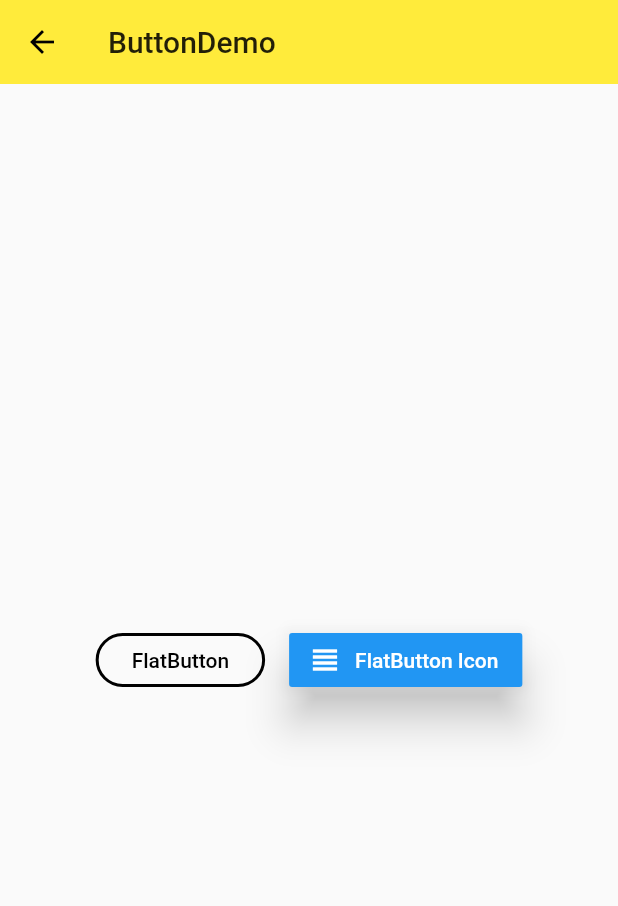
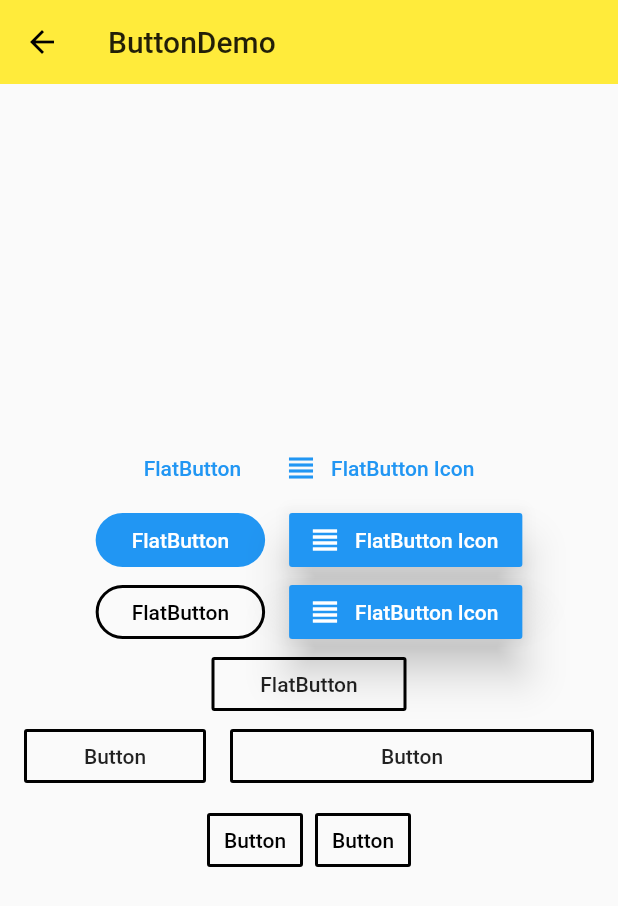
Before and after one commit to CainLynn/flutter_study, a Flutter app: the screen it shows after launch, after a tap on "ButtonDemo", on a phone screen of 412 x 824 dp. Shown: the top 906 px of the screen. Run offline on Flutter 3.47's test engine with Material 2 defaults, Android fonts, the phone set to English and light mode, and no system bars.

Commit message:
button demo

```diff
--- /dev/null
+++ b/lib/demo/button_demo.dart
@@ -0,0 +1,220 @@
+import 'package:flutter/material.dart';
+
+class ButtonDemo extends StatelessWidget {
+
+  @override
+  Widget build(BuildContext context) {
+    // Cain 扁平化按钮
+    final Widget flatButtonDemo = Row(
+      mainAxisAlignment: MainAxisAlignment.center,
+      children: <Widget>[
+        FlatButton(
+          child: Text("FlatButton"),
+          splashColor: Colors.grey,
+          textColor: Theme.of(context).accentColor,
+          onPressed: () => {},
+        ),
+        FlatButton.icon(
+          label: Text("FlatButton Icon"),
+          icon: Icon(Icons.view_headline),
+          splashColor: Colors.grey,
+          textColor: Theme.of(context).accentColor,
+          onPressed: () => {},
+        ),
+      ],
+    );
+    // Cain 凸起的按钮
+    final Widget raisedButton = Row(
+      mainAxisAlignment: MainAxisAlignment.center,
+      children: <Widget>[
+        Theme(
+          data: Theme.of(context).copyWith(
+            buttonColor: Theme.of(context).accentColor,
+            buttonTheme: ButtonThemeData(
+              textTheme: ButtonTextTheme.primary,
+              // Cain 斜角矩形
+              // shape: BeveledRectangleBorder(
+              //   borderRadius: BorderRadius.circular(10)
+              // )
+              shape: StadiumBorder(
+              )
+            )
+          ),
+          child: RaisedButton(
+            child: Text("FlatButton"),
+            onPressed: () => {},
+            elevation: 0,
+          ),
+        ),
+        // RaisedButton(
+        //   child: Text("FlatButton"),
+        //   splashColor: Colors.grey,
+        //   textColor: Theme.of(context).accentColor,
+        //   onPressed: () => {},
+        //   elevation: 0,
+        // ),
+        SizedBox(width: 16,),
+        RaisedButton.icon(
+          label: Text("FlatButton Icon"),
+          icon: Icon(Icons.view_headline),
+          splashColor: Colors.grey,
+          color: Theme.of(context).accentColor,
+          textColor: Colors.white,
+          onPressed: () => {},
+          elevation: 12,
+        ),
+      ],
+    );
+
+    // Cain 描边按钮
+    final Widget outlineButton = Row(
+      mainAxisAlignment: MainAxisAlignment.center,
+      children: <Widget>[
+        Theme(
+          data: Theme.of(context).copyWith(
+            buttonColor: Theme.of(context).accentColor,
+            buttonTheme: ButtonThemeData(
+              textTheme: ButtonTextTheme.primary,
+              // Cain 斜角矩形
+              // shape: BeveledRectangleBorder(
+              //   borderRadius: BorderRadius.circular(10)
+              // )
+              shape: StadiumBorder(
+              )
+            )
+          ),
+          child: OutlineButton(
+            child: Text("FlatButton"),
+            onPressed: () => {},
+            // Cain 描边颜色
+            borderSide: BorderSide(
+              color: Colors.black,
+              width: 2,
+            ),
+            // highlightColor: Colors.grey,
+          ),
+        ),
+        SizedBox(width: 16,),
+        RaisedButton.icon(
+          label: Text("FlatButton Icon"),
+          icon: Icon(Icons.view_headline),
+          splashColor: Colors.grey,
+          color: Theme.of(context).accentColor,
+          textColor: Colors.white,
+          onPressed: () => {},
+          elevation: 12,
+        ),
+      ],
+    );
+
+    final Widget fixedButton = Row(
+      mainAxisAlignment: MainAxisAlignment.center,
+      children: <Widget>[
+        Container(
+          width: 130,
+          child: OutlineButton(
+            child: Text("FlatButton"),
+            onPressed: () => {},
+            // Cain 描边颜色
+            borderSide: BorderSide(
+              color: Colors.black,
+              width: 2,
+            ),
+            // highlightColor: Colors.grey,
+          ),
+        )
+      ],
+    );
+
+    final Widget expandedButton = Row(
+      mainAxisAlignment: MainAxisAlignment.center,
+      children: <Widget>[
+        Expanded(
+          child: OutlineButton(
+            child: Text("Button"),
+            onPressed: () => {},
+            // Cain 描边颜色
+            borderSide: BorderSide(
+              color: Colors.black,
+              width: 2,
+            ),
+            // highlightColor: Colors.grey,
+          ),
+        ),
+        SizedBox(width: 16,),
+        Expanded(
+          flex: 2,
+          child: OutlineButton(
+            child: Text("Button"),
+            onPressed: () => {},
+            // Cain 描边颜色
+            borderSide: BorderSide(
+              color: Colors.black,
+              width: 2,
+            ),
+            // highlightColor: Colors.grey,
+          ),
+        ),
+      ],
+    );
+
+    final Widget buttonBar = Row(
+      mainAxisAlignment: MainAxisAlignment.center,
+      children: <Widget>[
+        Theme(
+          data: Theme.of(context).copyWith(
+            buttonTheme: ButtonThemeData(
+              padding: EdgeInsets.symmetric(horizontal: 32)
+            )
+          ),
+          child:
+            ButtonBar(
+              children: <Widget>[
+                OutlineButton(
+                  child: Text("Button"),
+                  onPressed: () => {},
+                  // Cain 描边颜色
+                  borderSide: BorderSide(
+                    color: Colors.black,
+                    width: 2,
+                  ),
+                  // highlightColor: Colors.grey,
+                ),
+                OutlineButton(
+                  child: Text("Button"),
+                  onPressed: () => {},
+                  // Cain 描边颜色
+                  borderSide: BorderSide(
+                    color: Colors.black,
+                    width: 2,
+                  ),
+                  // highlightColor: Colors.grey,
+                )
+              ],
+            ),
+        )
+      ],
+    );
+
+    return Scaffold(
+      appBar: AppBar(
+        title: Text("ButtonDemo"),
+        elevation: 0,
+      ),
+      body: Container(
+        padding: EdgeInsets.all(16),
+        child: Column(
+          mainAxisAlignment: MainAxisAlignment.center,
+          children: <Widget>[
+            flatButtonDemo,
+            raisedButton,
+            outlineButton,
+            fixedButton,
+            expandedButton,
+            buttonBar
+          ],
+        ),
+      ),
+    );
+  }
+}
--- a/lib/demo/material_components.dart
+++ b/lib/demo/material_components.dart
@@ -1,4 +1,7 @@
 import 'package:flutter/material.dart';
+import 'button_demo.dart';
+import 'floating_action_button_demo.dart';
+import 'popup_menu_button_demo.dart';
 
 class MaterialComponents extends StatelessWidget {
   const MaterialComponents({Key key}) : super(key: key);
@@ -13,6 +16,10 @@ class MaterialComponents extends StatelessWidget {
       body: ListView(
         children: <Widget>[
           ListItem(
+            title: "PopMenuButtonDemo",
+            page: PopupMenuButtonDemo(),
+          ),
+          ListItem(
             title: "FloatingActionButton",
             page: FloatingActionButtonDemo(),
           ),
@@ -26,136 +33,13 @@ class MaterialComponents extends StatelessWidget {
   }
 }
 
-class ButtonDemo extends StatelessWidget {
-
-  @override
-  Widget build(BuildContext context) {
-    // Cain 扁平化按钮
-    final Widget flatButtonDemo = Row(
-      mainAxisAlignment: MainAxisAlignment.center,
-      children: <Widget>[
-        FlatButton(
-          child: Text("FlatButton"),
-          splashColor: Colors.grey,
-          textColor: Theme.of(context).accentColor,
-          onPressed: () => {},
-        ),
-        FlatButton.icon(
-          label: Text("FlatButton Icon"),
-          icon: Icon(Icons.view_headline),
-          splashColor: Colors.grey,
-          textColor: Theme.of(context).accentColor,
-          onPressed: () => {},
-        ),
-      ],
-    );
-    // Cain 凸起的按钮
-    final Widget raisedButton = Row(
-      mainAxisAlignment: MainAxisAlignment.center,
-      children: <Widget>[
-        Theme(
-          data: Theme.of(context).copyWith(
-            buttonColor: Theme.of(context).accentColor,
-            buttonTheme: ButtonThemeData(
-              textTheme: ButtonTextTheme.primary,
-              // Cain 斜角矩形
-              // shape: BeveledRectangleBorder(
-              //   borderRadius: BorderRadius.circular(10)
-              // )
-              shape: StadiumBorder(
-              )
-            )
-          ),
-          child: RaisedButton(
-            child: Text("FlatButton"),
-            onPressed: () => {},
-            elevation: 0,
-          ),
-        ),
-        // RaisedButton(
-        //   child: Text("FlatButton"),
-        //   splashColor: Colors.grey,
-        //   textColor: Theme.of(context).accentColor,
-        //   onPressed: () => {},
-        //   elevation: 0,
-        // ),
-        SizedBox(width: 16,),
-        RaisedButton.icon(
-          label: Text("FlatButton Icon"),
-          icon: Icon(Icons.view_headline),
-          splashColor: Colors.grey,
-          color: Theme.of(context).accentColor,
-          textColor: Colors.white,
-          onPressed: () => {},
-          elevation: 12,
-        ),
-      ],
-    );
-    // Cain 描边按钮
-    final Widget outlineButton = Row(
-      mainAxisAlignment: MainAxisAlignment.center,
-      children: <Widget>[
-        Theme(
-          data: Theme.of(context).copyWith(
-            buttonColor: Theme.of(context).accentColor,
-            buttonTheme: ButtonThemeData(
-              textTheme: ButtonTextTheme.primary,
-              // Cain 斜角矩形
-              // shape: BeveledRectangleBorder(
-              //   borderRadius: BorderRadius.circular(10)
-              // )
-              shape: StadiumBorder(
-              )
-            )
-          ),
-          child: OutlineButton(
-            child: Text("FlatButton"),
-            onPressed: () => {},
-            // Cain 描边颜色
-            borderSide: BorderSide(
-              color: Colors.black,
-              width: 2,
-            ),
-            // highlightColor: Colors.grey,
-          ),
-        ),
-        SizedBox(width: 16,),
-        RaisedButton.icon(
-          label: Text("FlatButton Icon"),
-          icon: Icon(Icons.view_headline),
-          splashColor: Colors.grey,
-          color: Theme.of(context).accentColor,
-          textColor: Colors.white,
-          onPressed: () => {},
-          elevation: 12,
-        ),
-      ],
-    );
-
-    return Scaffold(
-      appBar: AppBar(
-        title: Text("ButtonDemo"),
-        elevation: 0,
-      ),
-      body: Container(
-        padding: EdgeInsets.all(16),
-        child: Column(
-          mainAxisAlignment: MainAxisAlignment.center,
-          children: <Widget>[
-            outlineButton,
-          ],
-        ),
-      ),
-    );
-  }
-}
 class WidgetDemo extends StatelessWidget {
 
   @override
   Widget build(BuildContext context) {
     return Scaffold(
       appBar: AppBar(
-        title: Text("ButtonDemo"),
+        title: Text("WidgetDemo"),
         elevation: 0,
       ),
       body: Container(
@@ -166,47 +50,6 @@ class WidgetDemo extends StatelessWidget {
 
           ],
         ),
-      ),
-    );
-  }
-}
-
-class FloatingActionButtonDemo extends StatelessWidget {
-
-  final Widget _floatingActionButton = FloatingActionButton(
-
-    child: Icon(Icons.add),
-    backgroundColor: Colors.black87,
-    elevation: 0,
-    // shape: BeveledRectangleBorder(
-    //   borderRadius: BorderRadius.circular(30)
-    // ),
-    onPressed: () {
-
-    },
-  );
-
-  final Widget _floatingActionButtonExtended = FloatingActionButton.extended(
-    icon: Icon(Icons.add),
-    label: Text("Add"),
-    onPressed: () {},
-  );
-
-  @override
-  Widget build(BuildContext context) {
-    // TODO: implement build
-    return Scaffold(
-      appBar: AppBar(
-        title: Text("FloatingActionButtonDemo"),
-        elevation: 0,
-      ),
-      floatingActionButton: _floatingActionButton,
-      floatingActionButtonLocation: FloatingActionButtonLocation.centerDocked,
-      bottomNavigationBar: BottomAppBar(
-        child: Container(
-          height: 50,
-        ),
-        shape: CircularNotchedRectangle(),
       ),
     );
   }
```
Also changed, not shown: lib/demo/floating_action_button_demo.dart (added, +42 -0 lines), lib/demo/popup_menu_button_demo.dart (added, +58 -0 lines).
